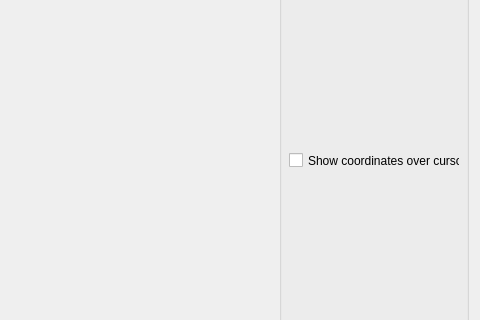
Qt form Szakdolgozat_AWFRNE.ui (iptamas-nye/Szakdolgozat_AWFRNE) before a commit; both pictures show x 637 to 1117 and y 205 to 525 of the 1117 by 840 pixel window.
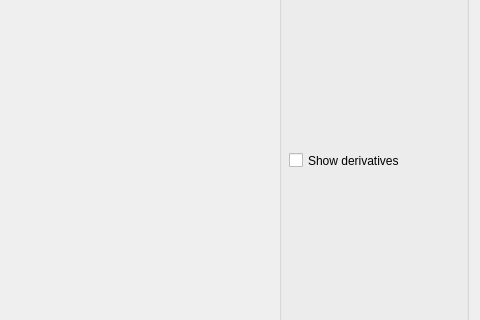
The same form after that commit. Custom widgets are drawn as their Qt base class.

Commit message: Basics of deriv

```diff
--- a/Szakdolgozat_AWFRNE.ui
+++ b/Szakdolgozat_AWFRNE.ui
@@ -164,7 +164,7 @@
         </rect>
        </property>
        <property name="text">
-        <string>Show coordinates over cursor</string>
+        <string>Show derivatives</string>
        </property>
       </widget>
      </widget>
```
Left out of the diff: 2 changed lines with no effect on the pictures. The commit also changes 2 other files.
